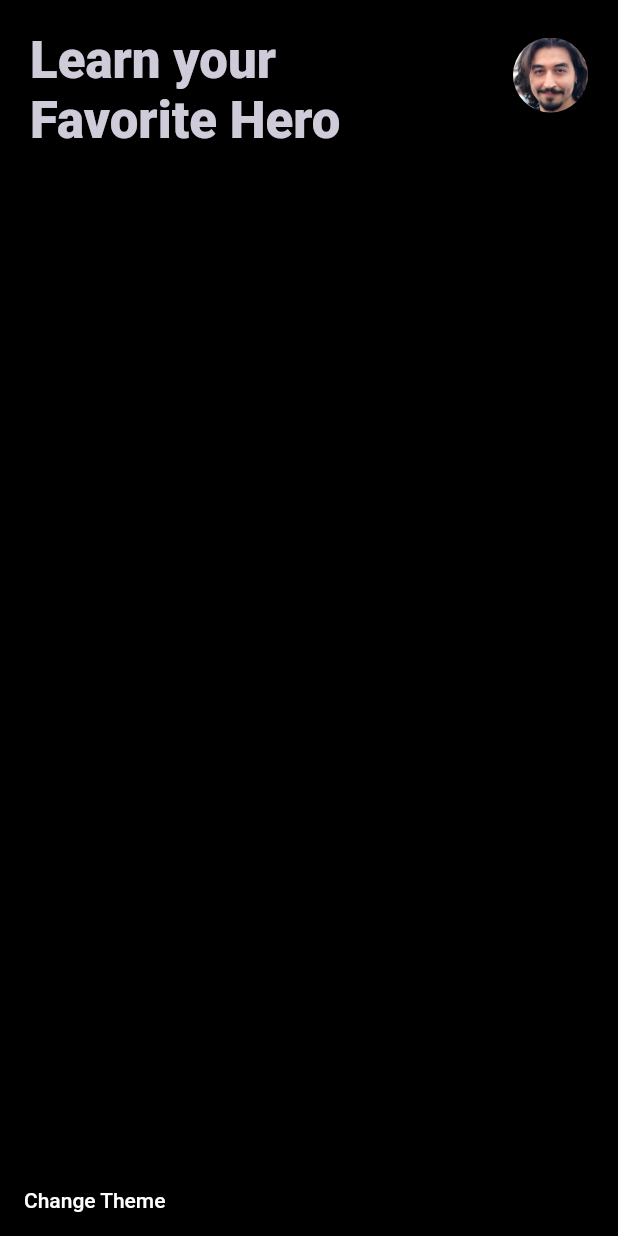
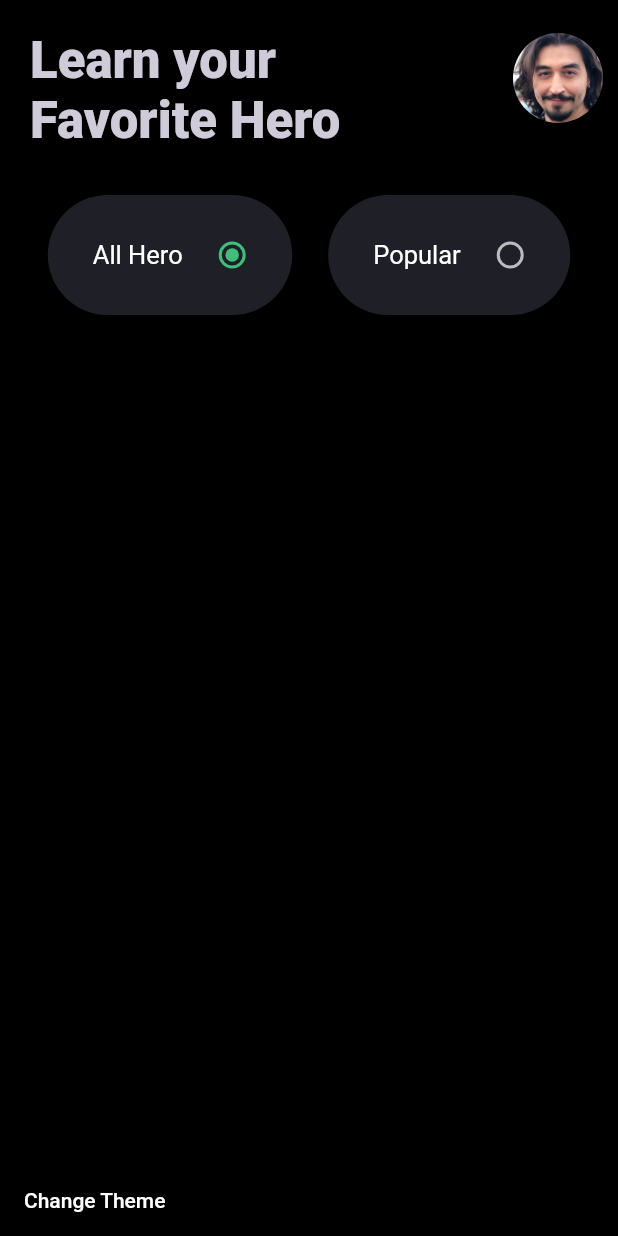
Before and after one commit to emreerkmen/dota_2_hero_app, a Flutter app: the screen it shows after launch, on a phone screen of 412 x 824 dp. Run offline on Flutter 3.47's test engine with Material 2 defaults, Android fonts, the phone set to English and light mode, and no system bars; our stand-ins replace google_fonts.

Commit message:
List Type is added.

```diff
--- /dev/null
+++ b/lib/components/hero_list_type.dart
@@ -0,0 +1,91 @@
+import 'package:dota_2_hero_app/components/color_container.dart';
+import 'package:flutter/material.dart';
+
+enum HeroList { allHero, popular }
+
+class HeroListType extends StatefulWidget {
+  @override
+  _HeroListTypeState createState() => _HeroListTypeState();
+}
+
+class _HeroListTypeState extends State<HeroListType> {
+  HeroList _listType = HeroList.allHero;
+  @override
+  Widget build(BuildContext context) {
+    return Container(
+      child: Row(
+        mainAxisAlignment: MainAxisAlignment.center,
+        children: <Widget>[
+          Padding(
+            padding:
+                const EdgeInsets.symmetric(horizontal: 12.0, vertical: 10.0),
+            child: Container(
+              decoration: BoxDecoration(
+                color: Color(0xff1F1F27),
+                borderRadius: BorderRadius.all(Radius.circular(50.0)),
+              ),
+              child: Padding(
+                padding: const EdgeInsets.fromLTRB(30.0, 20.0, 20.0, 20.0),
+                child: Row(
+                  children: <Widget>[
+                    Padding(
+                      padding: const EdgeInsets.only(right: 13.0),
+                      child: Text(
+                        'All Hero',
+                        style: TextStyle(fontSize: 17.0),
+                      ),
+                    ),
+                    Radio(
+                      materialTapTargetSize: MaterialTapTargetSize.shrinkWrap,
+                      value: HeroList.allHero,
+                      groupValue: _listType,
+                      onChanged: (HeroList value) {
+                        setState(() {
+                          _listType = value;
+                        });
+                      },
+                    ),
+                  ],
+                ),
+              ),
+            ),
+          ),
+          Padding(
+            padding:
+                const EdgeInsets.symmetric(horizontal: 12.0, vertical: 10.0),
+            child: Container(
+              decoration: BoxDecoration(
+                color: Color(0xff1F1F27),
+                borderRadius: BorderRadius.all(Radius.circular(50.0)),
+              ),
+              child: Padding(
+                padding: const EdgeInsets.fromLTRB(30.0, 20.0, 20.0, 20.0),
+                child: Row(
+                  children: <Widget>[
+                    Padding(
+                      padding: const EdgeInsets.only(right: 13.0),
+                      child: Text(
+                        'Popular',
+                        style: TextStyle(fontSize: 17.0),
+                      ),
+                    ),
+                    Radio(
+                      materialTapTargetSize: MaterialTapTargetSize.shrinkWrap,
+                      value: HeroList.popular,
+                      groupValue: _listType,
+                      onChanged: (HeroList value) {
+                        setState(() {
+                          _listType = value;
+                        });
+                      },
+                    ),
+                  ],
+                ),
+              ),
+            ),
+          ),
+        ],
+      ),
+    );
+  }
+}
--- a/lib/final/theme_final.dart
+++ b/lib/final/theme_final.dart
@@ -6,20 +6,26 @@ final ThemeData darkTheme = ThemeData.dark().copyWith(
     accentColor: Color(0xff40bf7a),
     textTheme: TextTheme(
       headline3: TextStyle(color: Color(0xffCFCBD9)),
-    headline4: TextStyle(color: Color(0xffCFCBD9)),
+      //headline4: TextStyle(color: Color(0xffCFCBD9)),
+      headline4: GoogleFonts.bungeeInline(
+        fontWeight: FontWeight.w600,
+        color: Color(0xffCFCBD9),
+      ),
       headline6: TextStyle(color: Color(0xffCFCBD9)),
       subtitle2: TextStyle(color: Colors.white),
       subtitle1: TextStyle(color: Color(0xff40bf7a)),
     ),
-  appBarTheme: AppBarTheme(color: Color(0xff1f655d))
-);
+    appBarTheme: AppBarTheme(color: Color(0xff1f655d)));
 
 final ThemeData lightTheme = ThemeData.light().copyWith(
   primaryColor: Color(0xfff5f5f5),
   accentColor: Color(0xff40bf7a),
   textTheme: TextTheme(
     headline3: TextStyle(color: Color(0xff857e96)),
-    headline4: TextStyle(color: Color(0xff857e96)),
+    headline4: GoogleFonts.bungeeInline(
+        fontWeight: FontWeight.w600,
+        color: Color(0xff857e96),
+      ),
     headline6: TextStyle(color: Color(0xff857e96)),
     subtitle2: TextStyle(color: Colors.grey),
     subtitle1: TextStyle(color: Colors.white),
--- a/lib/screens/heros_screen.dart
+++ b/lib/screens/heros_screen.dart
@@ -1,4 +1,5 @@
 import 'package:dota_2_hero_app/components/color_container.dart';
+import 'package:dota_2_hero_app/components/hero_list_type.dart';
 import 'package:flutter/material.dart';
 import 'package:provider/provider.dart';
 import 'package:dota_2_hero_app/model/theme_model.dart';
@@ -10,11 +11,10 @@ class HerosScreen extends StatelessWidget {
   Widget build(BuildContext context) {
     return SafeArea(
       child: Scaffold(
-        body: Column(
-          crossAxisAlignment: CrossAxisAlignment.stretch,
-          children: <Widget>[
-            Expanded(
-              child: ColorContainer(
+        body: ColorContainer(
+          inChild: Column(
+            children: <Widget>[
+              ColorContainer(
                 inChild: Column(
                   children: <Widget>[
                     Row(
@@ -45,9 +45,9 @@ class HerosScreen extends StatelessWidget {
                         ),
                         Padding(
                           padding: const EdgeInsets.symmetric(
-                              horizontal: 20.0, vertical: 25.0),
+                              horizontal: 10.0, vertical: 22.0),
                           child: CircleAvatar(
-                            radius: 25.0,
+                            radius: 30.0,
                             backgroundImage: AssetImage('images/avatar.jpg'),
                           ),
                         ),
@@ -60,10 +60,9 @@ class HerosScreen extends StatelessWidget {
                   ],
                 ),
               ),
-            ),
-            Align(
-              alignment: Alignment.bottomCenter,
-              child: ColorContainer(
+              HeroListType(),
+              Expanded(child: Container()),
+              ColorContainer(
                 inChild: Row(
                   children: <Widget>[
                     FlatButton(
@@ -76,9 +75,9 @@ class HerosScreen extends StatelessWidget {
                     ),
                   ],
                 ),
-              ),
-            )
-          ],
+              )
+            ],
+          ),
         ),
       ),
     );
```
Lines whose indentation alone changed are shown as unchanged.
